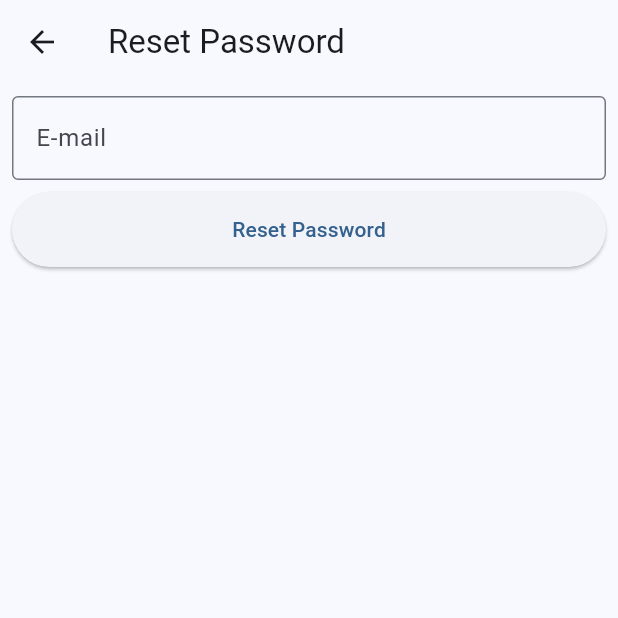
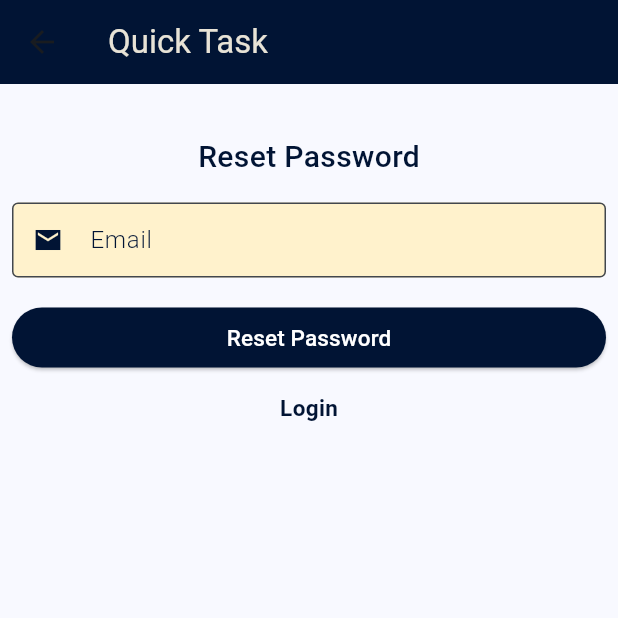
Before and after one commit to A-iswarya/quick_task, a Flutter app: the screen it shows after launch, after a tap on "Forgot Username?", on a phone screen of 412 x 824 dp, the top half of it. Run offline on Flutter 3.47's test engine with Material 3 defaults, Android fonts, the phone set to English and light mode, and no system bars; our stand-ins replace parse_server_sdk_flutter; network calls fail.

Commit message:
Reset password page done

```diff
--- a/lib/login_page.dart
+++ b/lib/login_page.dart
@@ -186,7 +186,7 @@ class _LoginPageState extends State<LoginPage> {
   void navigateToResetPassword() {
     Navigator.push(
       context,
-      MaterialPageRoute(builder: (context) => ResetPasswordPage()),
+      MaterialPageRoute(builder: (context) => const ResetPasswordPage()),
     );
   }
 }
--- a/lib/reset_password_page.dart
+++ b/lib/reset_password_page.dart
@@ -1,10 +1,18 @@
 import 'package:flutter/material.dart';
+import 'package:flutter/widgets.dart';
 import 'package:parse_server_sdk_flutter/parse_server_sdk_flutter.dart';
+import 'package:quick_task/header.dart';
 import 'message.dart';
+import 'helpers.dart';
+import 'login_page.dart';
 
 class ResetPasswordPage extends StatefulWidget {
+  const ResetPasswordPage({super.key});
+
   @override
-  _ResetPasswordPageState createState() => _ResetPasswordPageState();
+  State<ResetPasswordPage> createState() {
+    return _ResetPasswordPageState();
+  }
 }
 
 class _ResetPasswordPageState extends State<ResetPasswordPage> {
@@ -13,33 +21,78 @@ class _ResetPasswordPageState extends State<ResetPasswordPage> {
   @override
   Widget build(BuildContext context) {
     return Scaffold(
-        appBar: AppBar(
-          title: Text('Reset Password'),
-        ),
+        appBar: const Header(),
         body: SingleChildScrollView(
           padding: const EdgeInsets.all(8),
           child: Column(
             crossAxisAlignment: CrossAxisAlignment.stretch,
             children: [
-              TextField(
-                controller: controllerEmail,
-                keyboardType: TextInputType.emailAddress,
-                textCapitalization: TextCapitalization.none,
-                autocorrect: false,
-                decoration: InputDecoration(
-                    border: OutlineInputBorder(
-                        borderSide: BorderSide(color: Colors.black)),
-                    labelText: 'E-mail'),
+              const SizedBox(
+                height: 26,
+              ),
+              Center(
+                  child: Text('Reset Password',
+                      style: TextStyle(
+                          fontSize: 20,
+                          fontWeight: FontWeight.w500,
+                          color: bgColor))),
+              const SizedBox(
+                height: 16,
               ),
               SizedBox(
-                height: 8,
+                  height: 50,
+                  child: TextField(
+                    controller: controllerEmail,
+                    keyboardType: TextInputType.emailAddress,
+                    textCapitalization: TextCapitalization.none,
+                    autocorrect: false,
+                    decoration: InputDecoration(
+                      floatingLabelBehavior: FloatingLabelBehavior.never,
+                      filled: true,
+                      fillColor: const Color.fromARGB(255, 255, 242, 204),
+                      labelStyle: TextStyle(
+                          color: bgColor, fontWeight: FontWeight.w300),
+                      border: OutlineInputBorder(
+                        borderSide: BorderSide(color: bgColor),
+                      ),
+                      labelText: 'Email',
+                      prefixIcon: Icon(
+                        Icons.email_sharp,
+                        size: 20,
+                        color: bgColor, // Change the color as needed
+                      ),
+                    ),
+                  )),
+              const SizedBox(
+                height: 20,
               ),
-              Container(
-                height: 50,
+              SizedBox(
+                height: 40,
                 child: ElevatedButton(
-                  child: const Text('Reset Password'),
+                  style: ButtonStyle(
+                    backgroundColor: MaterialStateProperty.all(bgColor),
+                  ),
                   onPressed: () => doUserResetPassword(),
+                  child: const Text(
+                    'Reset Password',
+                    style: TextStyle(color: Colors.white, fontSize: 15),
+                  ),
                 ),
+              ),
+              const SizedBox(
+                height: 16,
+              ),
+              InkWell(
+                onTap: () => navigateToLogin(),
+                child: Center(
+                    child: Text(
+                  'Login',
+                  style: TextStyle(
+                    color: bgColor,
+                    fontSize: 15,
+                    fontWeight: FontWeight.bold,
+                  ),
+                )),
               )
             ],
           ),
@@ -61,4 +114,11 @@ class _ResetPasswordPageState extends State<ResetPasswordPage> {
           context: context, message: parseResponse.error!.message);
     }
   }
+
+  void navigateToLogin() {
+    Navigator.push(
+      context,
+      MaterialPageRoute(builder: (context) => const LoginPage()),
+    );
+  }
 }
```
Also changed, not shown: 1 other file.
